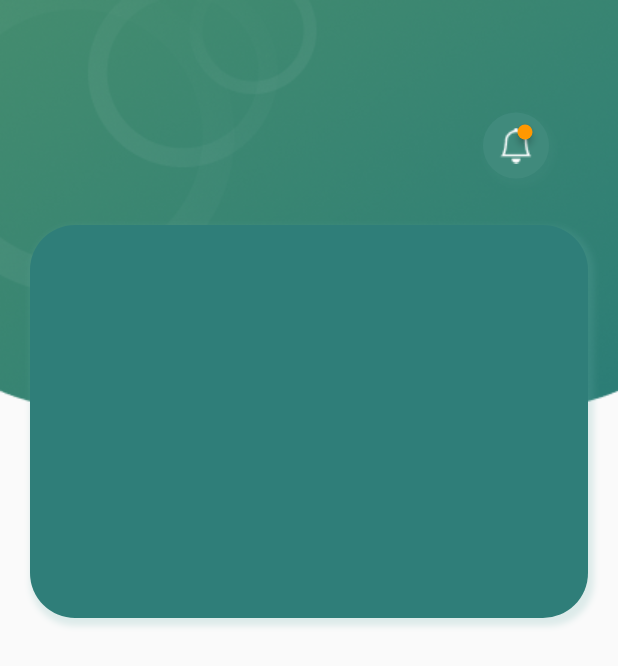
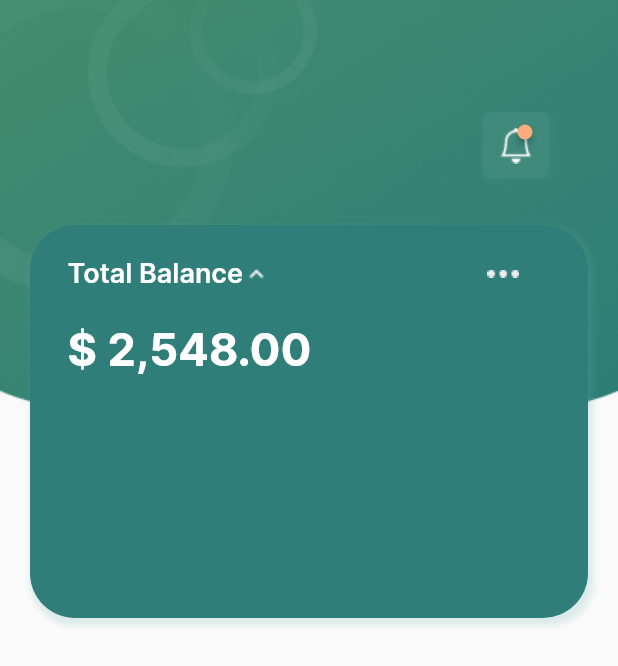
Before and after one commit to caneto/uifazendeiro, a Flutter app: the HomePage screen opened directly, on a phone screen of 412 x 824 dp. Shown: the top 666 px of the screen. Run offline on Flutter 3.47's test engine with Material 2 defaults, Android fonts, the phone set to English and light mode, and no system bars; drawn by our look-alikes of badges.

Commit message:
Atualização dos Cards e Valores

```diff
--- a/lib/ui/homepage/page/home_page.dart
+++ b/lib/ui/homepage/page/home_page.dart
@@ -1,5 +1,7 @@
 import 'package:badges/badges.dart';
 import 'package:flutter/material.dart';
+import 'package:uifinanceiro/ui/homepage/widgets/badge_homepage_widget.dart';
+import 'package:uifinanceiro/ui/homepage/widgets/card_homepage_widget.dart';
 import 'package:uifinanceiro/utils/extensions/context_extension.dart';
 
 import '../../../utils/styles/colors_app.dart';
@@ -15,50 +17,8 @@ class HomePage extends StatelessWidget {
           SizedBox(
             child: Image.asset('assets/images/fundohomepage.png'),
           ),
-          Container(
-            padding: EdgeInsets.only(
-                top: 150, left: 20, right: 20, bottom: context.height * .5),
-            child: Container(
-              decoration: BoxDecoration(
-                  color: ColorsApp.instance.greencard,
-                  borderRadius: BorderRadius.circular(30),
-                  boxShadow: <BoxShadow>[
-                    BoxShadow(
-                      color: ColorsApp.instance.greenlinear.withOpacity(0.2),
-                      spreadRadius: 2,
-                      blurRadius: 3,
-                      offset: const Offset(2, 3),
-                    )
-                  ]),
-            ),
-          ),
-          Container(
-            padding: EdgeInsets.only(
-                top: 75, left: 322, right: 25, bottom: context.height * .80),
-            child: Container(
-              padding: const EdgeInsets.all(10),
-              decoration: BoxDecoration(
-                  color: ColorsApp.instance.greenfundo,
-                  borderRadius: BorderRadius.circular(25),
-                  boxShadow: <BoxShadow>[
-                    BoxShadow(
-                      color: ColorsApp.instance.greenfundo.withOpacity(0.3),
-                      spreadRadius: 2,
-                      blurRadius: 3,
-                      offset: const Offset(2, 3),
-                    )
-                  ]),
-              child: Badge(
-                position: BadgePosition.topEnd(top: -2, end: 1),
-                shape: BadgeShape.circle,
-                badgeColor: Colors.orange,
-                child: Image.asset(
-                  'assets/images/bell.png',
-                  color: Colors.white,
-                ),
-              ),
-            ),
-          ),
+          const CardHomepageWidget(),
+          const BadgeHomepageWidget(),
         ]),
       ),
     );
--- /dev/null
+++ b/lib/ui/homepage/widgets/badge_homepage_widget.dart
@@ -0,0 +1,40 @@
+import 'package:badges/badges.dart';
+import 'package:flutter/material.dart';
+import 'package:uifinanceiro/utils/extensions/context_extension.dart';
+import 'package:uifinanceiro/utils/styles/colors_app.dart';
+
+class BadgeHomepageWidget extends StatelessWidget {
+
+  const BadgeHomepageWidget({ Key? key }) : super(key: key);
+
+   @override
+   Widget build(BuildContext context) {
+       return Container(
+            padding: EdgeInsets.only(
+                top: 75, left: 322, right: 25, bottom: context.height * .80),
+            child: Container(
+              padding: const EdgeInsets.all(10),
+              decoration: BoxDecoration(
+                  color: ColorsApp.instance.greenfundo,
+                  borderRadius: BorderRadius.circular(5),
+                  boxShadow: <BoxShadow>[
+                    BoxShadow(
+                      color: ColorsApp.instance.greenfundo.withOpacity(0.3),
+                      spreadRadius: 2,
+                      blurRadius: 3,
+                      offset: const Offset(2, 3),
+                    )
+                  ]),
+              child: Badge(
+                position: BadgePosition.topEnd(top: -2, end: 1),
+                shape: BadgeShape.circle,
+                badgeColor: ColorsApp.instance.orangeBadge,
+                child: Image.asset(
+                  'assets/images/bell.png',
+                  color: Colors.white,
+                ),
+              ),
+            ),
+          );
+  }
+}
--- /dev/null
+++ b/lib/ui/homepage/widgets/card_homepage_widget.dart
@@ -0,0 +1,58 @@
+import 'package:flutter/material.dart';
+import 'package:uifinanceiro/utils/extensions/context_extension.dart';
+import 'package:uifinanceiro/utils/styles/colors_app.dart';
+import 'package:uifinanceiro/utils/styles/text_styles.dart';
+
+class CardHomepageWidget extends StatelessWidget {
+
+  const CardHomepageWidget({ Key? key }) : super(key: key);
+
+   @override
+   Widget build(BuildContext context) {
+       return Container(
+            padding: EdgeInsets.only(
+                top: 150, left: 20, right: 20, bottom: context.height * .5),
+            child: Container(
+              decoration: BoxDecoration(
+                color: ColorsApp.instance.greencard,
+                borderRadius: BorderRadius.circular(30),
+                boxShadow: <BoxShadow>[
+                  BoxShadow(
+                    color: ColorsApp.instance.greenlinear.withOpacity(0.2),
+                    spreadRadius: 2,
+                    blurRadius: 3,
+                    offset: const Offset(2, 3),
+                  )
+                ]
+              ),
+              child: Column(
+                children: [
+                  Row(
+                    children: [
+                      const SizedBox(
+                         height: 65,
+                         width: 25,
+                      ),
+                      Text('Total Balance', style: context.textStyles.titleCardWhite),
+                      Image.asset('assets/images/chevrondown.png'),
+                      const SizedBox(
+                         width: 145,
+                      ),
+                      Image.asset('assets/images/dots3.png'),
+                    ],
+                  ),
+                  Row(
+                    children: [
+                      const SizedBox(
+                        width: 25,
+                      ),
+                      Text('\$ 2,548.00', style: context.textStyles.titleCardValueBoldWhite),
+                    ],
+                  )
+                ],
+
+              ),
+            ),
+          );
+  }
+}
--- a/lib/utils/styles/colors_app.dart
+++ b/lib/utils/styles/colors_app.dart
@@ -21,6 +21,8 @@ class ColorsApp {
   Color get greenlinear2 => const Color(0xFF3F8782);
   Color get greencard => const Color(0xFF2F7E79);
   Color get greenfundo => const Color(0xFF408A7C);
+
+  Color get orangeBadge => const Color(0xFFFFAB7B);
 }
 
 extension ColorsAppExtensions on BuildContext {
--- a/lib/utils/styles/text_styles.dart
+++ b/lib/utils/styles/text_styles.dart
@@ -51,6 +51,16 @@ class TextStyles {
     color: Colors.white
   );
 
+  TextStyle get titleCardWhite => textPrimaryFontSemiBold.copyWith(
+    fontSize: 18,
+    color: Colors.white
+  );
+
+  TextStyle get titleCardValueBoldWhite => textPrimaryFontBold.copyWith(
+    fontSize: 30,
+    color: Colors.white
+  );
+
   TextStyle get titleBlack => textPrimaryFontBold.copyWith(
       fontSize: 22,
       color: Colors.black
```
Also changed, not shown: assets/images/chevrondown.png (added), assets/images/dots3.png (added).
